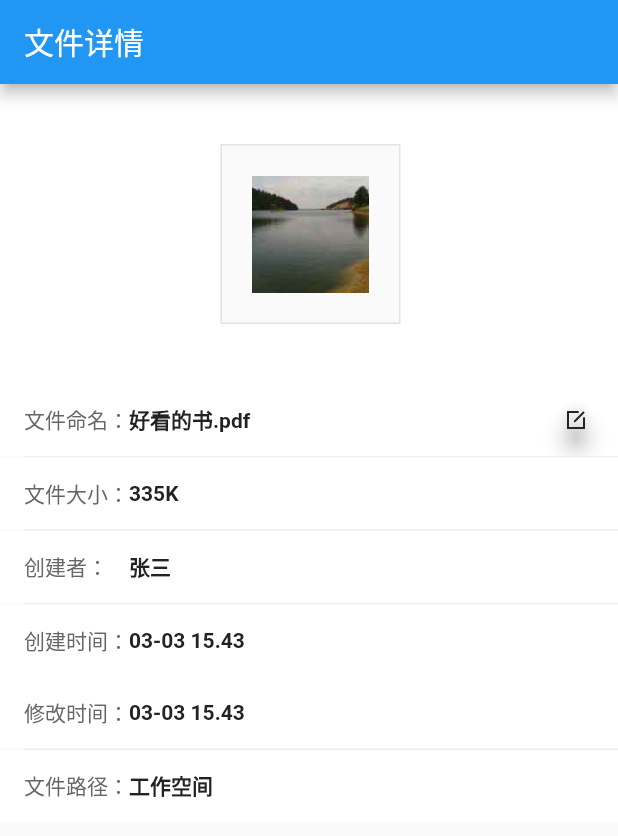
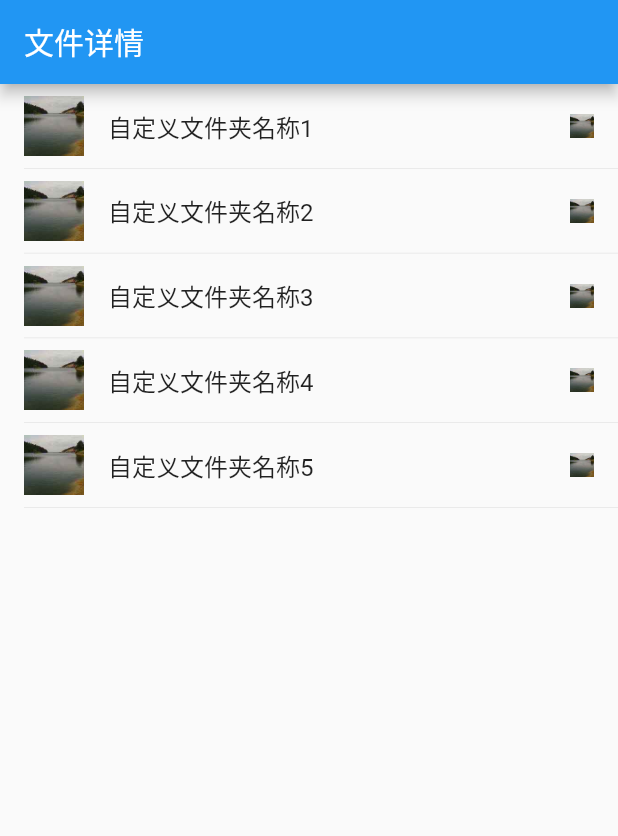
Before and after one commit to xtiqny/FlutterProject, a Flutter app: the screen it shows after launch, on a phone screen of 412 x 824 dp. Shown: the top 836 px of the screen. Run offline on Flutter 3.47's test engine with Material 2 defaults, Android fonts, the phone set to English and light mode, and no system bars; our stand-ins replace built_collection, connectivity, fluro, rxdart, sqflite; missing offline and left inert: analyzer, build, flutter_boost, rx_command, rx_widgets, source_gen; accounts and stored records are empty.

Commit message:
新的文件列表 dome

```diff
--- /dev/null
+++ b/flutter_app/lib/fileselect_page.dart
@@ -0,0 +1,121 @@
+import 'dart:developer';
+import 'dart:math';
+import 'package:flutter/material.dart';
+import 'fileselectmodel.dart';
+
+
+List<FileSelectModle> getCurFileDatas()
+{
+
+  FileSelectModle modle1 = new FileSelectModle();
+  modle1.title = '自定义文件夹名称1';
+  modle1.iconPath = 'assets/images/cctv.jpg';
+
+  FileSelectModle modle2 = new FileSelectModle();
+  modle2.title = '自定义文件夹名称2';
+  modle2.iconPath = 'assets/images/cctv.jpg';
+
+  FileSelectModle modle3 = new FileSelectModle();
+  modle3.title = '自定义文件夹名称3';
+  modle3.iconPath = 'assets/images/cctv.jpg';
+
+  FileSelectModle modle4 = new FileSelectModle();
+  modle4.title = '自定义文件夹名称4';
+  modle4.iconPath = 'assets/images/cctv.jpg';
+
+  FileSelectModle modle5 = new FileSelectModle();
+  modle5.title = '自定义文件夹名称5';
+  modle5.iconPath = 'assets/images/cctv.jpg';
+
+  List<FileSelectModle> list = [modle1,modle2,modle3,modle4,modle5];
+  return list;
+}
+
+Widget buildListData(BuildContext context,String title,String iocnPath)
+{
+  return new ListTile(
+    leading: new Container(
+      height: 40,
+      width: 40,
+      //margin: EdgeInsets.only(left: 16),
+      child: new Image.asset(iocnPath),
+    ),
+    title: new Text(title),
+    trailing: new Container(
+      height: 16,
+      width: 16,
+      //margin: EdgeInsets.only(right: 8),
+      child: Image.asset(iocnPath),
+    ),
+    onTap: _fileSelect,
+  );
+}
+
+_fileSelect()
+{
+  print('dgdsgda');
+}
+
+class FileSelectPage extends StatefulWidget {
+  @override
+  _FileSelectPageState createState() => _FileSelectPageState();
+}
+
+class _FileSelectPageState extends State<FileSelectPage> {
+
+  @override
+  Widget build(BuildContext context) {
+    List<FileSelectModle> _list = getCurFileDatas();
+    List<Widget> _listWidget = [];
+    for(int i = 0;i < _list.length - 1;i++)
+      {
+        FileSelectModle curmodle = _list[i];
+        _listWidget.add(buildListData(context,curmodle.title, curmodle.iconPath));
+      }
+
+    // 分割线
+    var divideTiles = ListTile.divideTiles(context: context, tiles: _listWidget).toList();
+    return Scaffold(
+      // appBar: new AppBar(
+      //   title: new Text('文件选择'),
+      // ),
+
+      body: new Scrollbar(
+          // child: new ListView(
+          //   children: _listWidget,
+          // ),
+
+        child: new ListView.builder(
+          itemCount: _list.length,
+            itemBuilder: (BuildContext context, int index)
+                {
+                  FileSelectModle cctv = _list[index];
+                  return new Container(
+                    // decoration: BoxDecoration(
+                    //   border: Border(bottom: BorderSide(width: 0.5, color: Color(0xffe5e5e5)))
+                    // ),
+                    child: Column(
+                      children: <Widget>[
+
+                        buildListData(context, cctv.title, cctv.iconPath),
+                        //分割线
+                        Container(
+                          margin: EdgeInsets.only(left: 16),
+                          decoration: BoxDecoration(
+                            border: Border(bottom: BorderSide(width: 0.5, color: Color(0xffe5e5e5)))
+                          ),
+                        )
+                      ],
+                    ),
+                  );
+                }
+        ),
+        ),
+
+
+    );
+  }
+
+
+
+}
--- /dev/null
+++ b/flutter_app/lib/fileselectmodel.dart
@@ -0,0 +1,7 @@
+import 'package:flutter/material.dart';
+
+class FileSelectModle
+{
+  String title;
+  String iconPath;
+}
--- a/flutter_app/lib/main.dart
+++ b/flutter_app/lib/main.dart
@@ -1,5 +1,6 @@
 import 'package:flutter/material.dart';
 import 'package:flutter_app/fileinfo_page.dart';
+import 'package:flutter_app/fileselect_page.dart';
 
 void main() {
   runApp(MyApp());
@@ -82,7 +83,7 @@ class _MyHomePageState extends State<MyHomePage> {
       body: Center(
         // Center is a layout widget. It takes a single child and positions it
         // in the middle of the parent.
-        child: FileInfoPage(null,null),
+        child: FileSelectPage(),
         // child: Column(
         //   // Column is also a layout widget. It takes a list of children and
         //   // arranges them vertically. By default, it sizes itself to fit its
```
